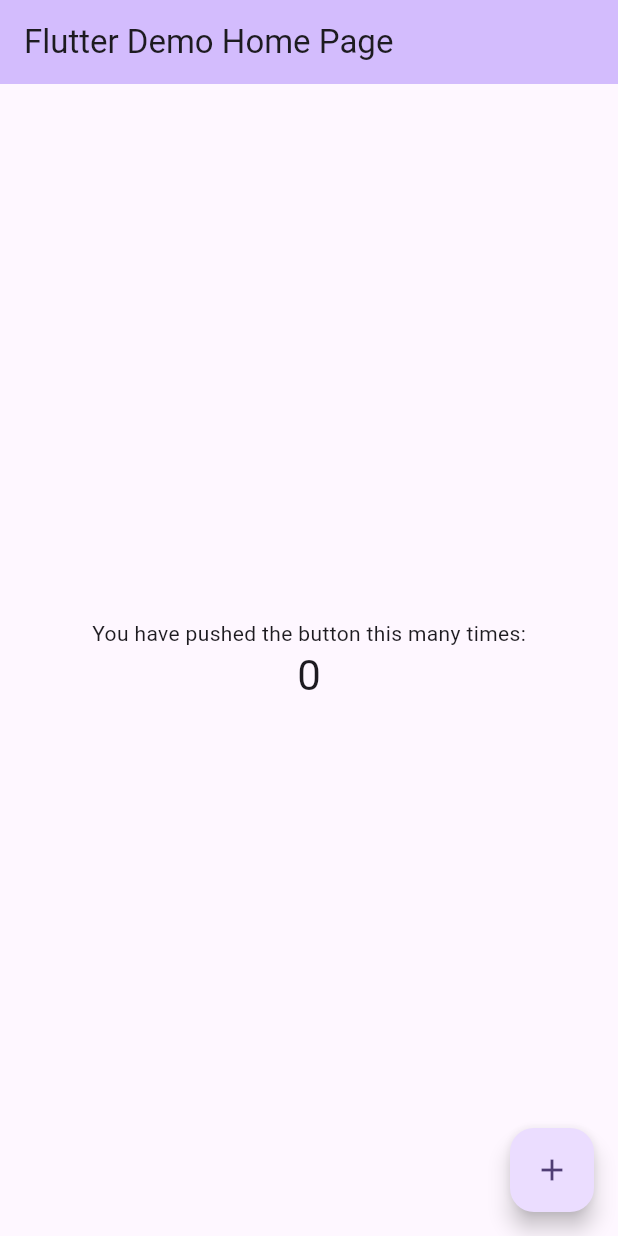
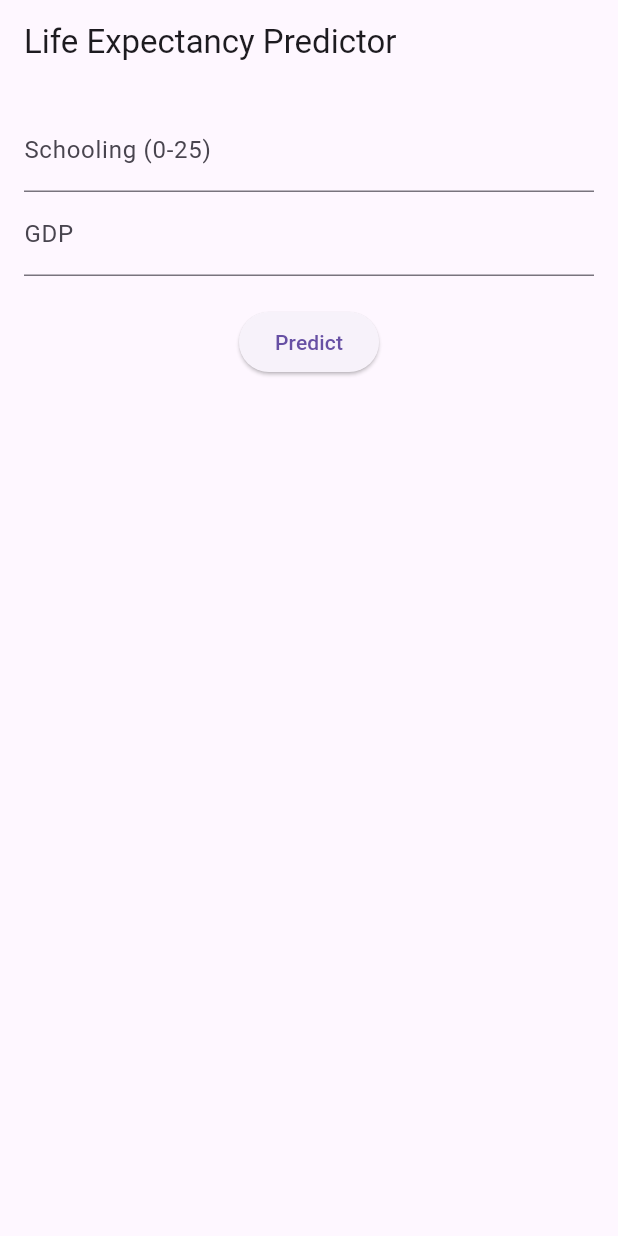
Before and after one commit to Uwimpaye-yve/linear_regression_model, a Flutter app: the screen it shows after launch, on a phone screen of 412 x 824 dp. Run offline on Flutter 3.47's test engine with Material 3 defaults, Android fonts, the phone set to English and light mode, and no system bars.

Commit message:
added new files

```diff
--- a/summative/flutterapp/lib/main.dart
+++ b/summative/flutterapp/lib/main.dart
@@ -1,122 +1,81 @@
 import 'package:flutter/material.dart';
+import 'package:http/http.dart' as http;
+import 'dart:convert';
 
-void main() {
-  runApp(const MyApp());
+void main() => runApp(MaterialApp(home: PredictionApp()));
+
+class PredictionApp extends StatefulWidget {
+  @override
+  _PredictionAppState createState() => _PredictionAppState();
 }
 
-class MyApp extends StatelessWidget {
-  const MyApp({super.key});
+class _PredictionAppState extends State<PredictionApp> {
+  // Add controllers for ALL variables
+  final TextEditingController schoolingController = TextEditingController();
+  final TextEditingController gdpController = TextEditingController();
+  String result = "";
 
-  // This widget is the root of your application.
-  @override
-  Widget build(BuildContext context) {
-    return MaterialApp(
-      title: 'Flutter Demo',
-      theme: ThemeData(
-        // This is the theme of your application.
-        //
-        // TRY THIS: Try running your application with "flutter run". You'll see
-        // the application has a purple toolbar. Then, without quitting the app,
-        // try changing the seedColor in the colorScheme below to Colors.green
-        // and then invoke "hot reload" (save your changes or press the "hot
-        // reload" button in a Flutter-supported IDE, or press "r" if you used
-        // the command line to start the app).
-        //
-        // Notice that the counter didn't reset back to zero; the application
-        // state is not lost during the reload. To reset the state, use hot
-        // restart instead.
-        //
-        // This works for code too, not just values: Most code changes can be
-        // tested with just a hot reload.
-        colorScheme: .fromSeed(seedColor: Colors.deepPurple),
-      ),
-      home: const MyHomePage(title: 'Flutter Demo Home Page'),
+  Future<void> makePrediction() async {
+    final url = Uri.parse(
+      'https://life-expectancy-api-qs4d.onrender.com/predict',
     );
-  }
-}
+    try {
+      final response = await http.post(
+        url,
+        headers: {"Content-Type": "application/json"},
+        body: jsonEncode({
+          "Year": 2024,
+          "Status": 1,
+          "Adult_Mortality": 263.0,
+          "Alcohol": 0.01,
+          "Hepatitis_B": 64.0,
+          "BMI": 19.1,
+          "Polio": 6.0,
+          "Diphtheria": 65.0,
+          "GDP": double.parse(gdpController.text),
+          "Schooling": double.parse(schoolingController.text),
+        }),
+      );
 
-class MyHomePage extends StatefulWidget {
-  const MyHomePage({super.key, required this.title});
-
-  // This widget is the home page of your application. It is stateful, meaning
-  // that it has a State object (defined below) that contains fields that affect
-  // how it looks.
-
-  // This class is the configuration for the state. It holds the values (in this
-  // case the title) provided by the parent (in this case the App widget) and
-  // used by the build method of the State. Fields in a Widget subclass are
-  // always marked "final".
-
-  final String title;
-
-  @override
-  State<MyHomePage> createState() => _MyHomePageState();
-}
-
-class _MyHomePageState extends State<MyHomePage> {
-  int _counter = 0;
-
-  void _incrementCounter() {
-    setState(() {
-      // This call to setState tells the Flutter framework that something has
-      // changed in this State, which causes it to rerun the build method below
-      // so that the display can reflect the updated values. If we changed
-      // _counter without calling setState(), then the build method would not be
-      // called again, and so nothing would appear to happen.
-      _counter++;
-    });
+      if (response.statusCode == 200) {
+        setState(() {
+          result =
+              "Predicted Life Expectancy: ${jsonDecode(response.body)['predicted_life_expectancy']}";
+        });
+      } else {
+        setState(() => result = "Error: Check your input ranges.");
+      }
+    } catch (e) {
+      setState(() => result = "Error: Could not connect to API.");
+    }
   }
 
   @override
   Widget build(BuildContext context) {
-    // This method is rerun every time setState is called, for instance as done
-    // by the _incrementCounter method above.
-    //
-    // The Flutter framework has been optimized to make rerunning build methods
-    // fast, so that you can just rebuild anything that needs updating rather
-    // than having to individually change instances of widgets.
     return Scaffold(
-      appBar: AppBar(
-        // TRY THIS: Try changing the color here to a specific color (to
-        // Colors.amber, perhaps?) and trigger a hot reload to see the AppBar
-        // change color while the other colors stay the same.
-        backgroundColor: Theme.of(context).colorScheme.inversePrimary,
-        // Here we take the value from the MyHomePage object that was created by
-        // the App.build method, and use it to set our appbar title.
-        title: Text(widget.title),
-      ),
-      body: Center(
-        // Center is a layout widget. It takes a single child and positions it
-        // in the middle of the parent.
+      appBar: AppBar(title: Text("Life Expectancy Predictor")),
+      body: Padding(
+        padding: const EdgeInsets.all(16.0),
         child: Column(
-          // Column is also a layout widget. It takes a list of children and
-          // arranges them vertically. By default, it sizes itself to fit its
-          // children horizontally, and tries to be as tall as its parent.
-          //
-          // Column has various properties to control how it sizes itself and
-          // how it positions its children. Here we use mainAxisAlignment to
-          // center the children vertically; the main axis here is the vertical
-          // axis because Columns are vertical (the cross axis would be
-          // horizontal).
-          //
-          // TRY THIS: Invoke "debug painting" (choose the "Toggle Debug Paint"
-          // action in the IDE, or press "p" in the console), to see the
-          // wireframe for each widget.
-          mainAxisAlignment: .center,
           children: [
-            const Text('You have pushed the button this many times:'),
+            TextField(
+              controller: schoolingController,
+              decoration: InputDecoration(labelText: "Schooling (0-25)"),
+            ),
+            TextField(
+              controller: gdpController,
+              decoration: InputDecoration(labelText: "GDP"),
+            ),
+            SizedBox(height: 20),
+            ElevatedButton(onPressed: makePrediction, child: Text("Predict")),
+            SizedBox(height: 20),
             Text(
-              '$_counter',
-              style: Theme.of(context).textTheme.headlineMedium,
+              result,
+              style: TextStyle(fontSize: 18, fontWeight: FontWeight.bold),
             ),
           ],
         ),
       ),
-      floatingActionButton: FloatingActionButton(
-        onPressed: _incrementCounter,
-        tooltip: 'Increment',
-        child: const Icon(Icons.add),
-      ),
     );
   }
 }
```
Also changed, not shown: 3 other files.
